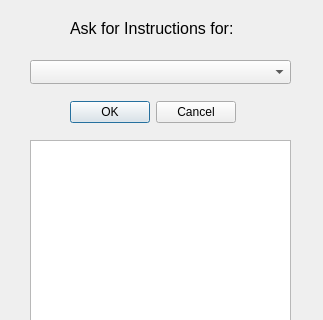
Old version of the form askinstructions.ui in the repository MijersOne/CyberDom-Qt; both pictures show x 0 to 323 and y 0 to 320 of the 323 by 540 pixel window.
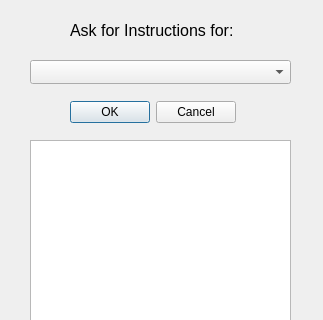
New version of the form.

The edit to the form file:
```diff
--- a/askinstructions.ui
+++ b/askinstructions.ui
@@ -42,7 +42,7 @@
      <x>70</x>
      <y>20</y>
      <width>221</width>
-     <height>16</height>
+     <height>21</height>
     </rect>
    </property>
    <property name="font">
```
